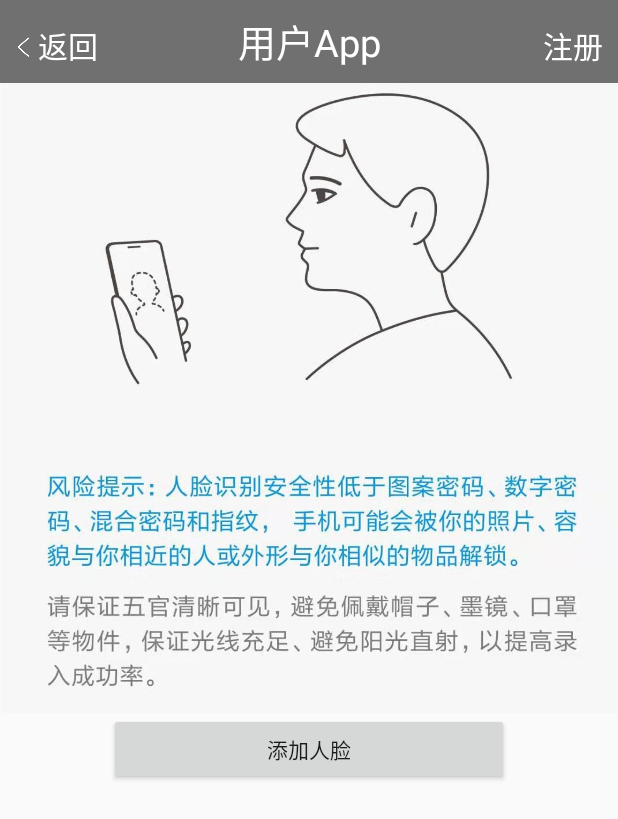
After one commit to Rxzero1412/AndroidApp, an Android app: the Activityaddface screen opened directly, with no data from a screen before it, on a phone screen of 412 x 824 dp. The commit adds this screen. Shown: the top 819 px of the screen. Run offline under Robolectric (Android 15) with nearby library versions, the phone set to English and light mode, and no system bars; our stand-ins replace CircleImageView.

Commit message:
20190227

```diff
--- a/AndroidRFID/src/main/java/com/arcsoft/sdk_demo/activity/fragment/Fyonghu.java
+++ b/AndroidRFID/src/main/java/com/arcsoft/sdk_demo/activity/fragment/Fyonghu.java
@@ -1,5 +1,6 @@
 package com.arcsoft.sdk_demo.activity.fragment;
 
+import android.app.Activity;
 import android.app.AlertDialog;
 import android.content.ContentValues;
 import android.content.DialogInterface;
@@ -16,6 +17,7 @@ import android.widget.RelativeLayout;
 import android.widget.TextView;
 
 import com.arcsoft.sdk_demo.R;
+import com.arcsoft.sdk_demo.activity.Activityaddface;
 import com.arcsoft.sdk_demo.activity.Application;
 import com.arcsoft.sdk_demo.activity.DetecterActivity;
 import com.arcsoft.sdk_demo.activity.homeActivity;
@@ -29,7 +31,8 @@ public class Fyonghu extends Fragment {
         fragment_voicechat.findViewById(R.id.btn_addface).setOnClickListener(new View.OnClickListener() {
             @Override
             public void onClick(View v) {
-
+                Intent Intent = new Intent(getActivity(), Activityaddface.class);
+                startActivityForResult(Intent,Activity.RESULT_FIRST_USER);
             }
         });
         return  fragment_voicechat;
--- a/AndroidRFID/src/main/java/com/arcsoft/sdk_demo/set/setdata.java
+++ b/AndroidRFID/src/main/java/com/arcsoft/sdk_demo/set/setdata.java
@@ -8,6 +8,8 @@ public class setdata {
     static public String ip="192.168.31.126";
     static public String Url="http://IP:8080/servercloud/";
     static public String Urls;
+    static public String username;
+    static public String userid;
     public setdata(){
         Urls=new String();
         Urls=Url.replace("IP",ip);
--- /dev/null
+++ b/AndroidRFID/src/main/res/layout/activity_addface.xml
@@ -0,0 +1,26 @@
+<?xml version="1.0" encoding="utf-8"?>
+<LinearLayout xmlns:android="http://schemas.android.com/apk/res/android"
+    android:orientation="vertical" android:layout_width="match_parent"
+    android:layout_height="match_parent">
+    <include layout="@layout/titlebar" />
+
+    <ImageView
+        android:layout_width="match_parent"
+        android:layout_height="420dp"
+        android:src="@drawable/addface" />
+    <LinearLayout
+        android:layout_width="match_parent"
+        android:layout_height="match_parent"
+        android:orientation="vertical">
+
+
+        <Button
+            android:id="@+id/btn_user_addface"
+            android:layout_width="400px"
+            android:layout_height="wrap_content"
+            android:layout_gravity="center"
+            android:text="添加人脸" />
+
+    </LinearLayout>
+
+</LinearLayout>
--- a/AndroidRFID/src/main/res/layout/dialog_register.xml
+++ b/AndroidRFID/src/main/res/layout/dialog_register.xml
@@ -18,5 +18,5 @@
         android:layout_alignRight="@+id/extimageview"
         android:layout_below="@+id/extimageview"
         android:layout_marginTop="16dp"
-        android:hint="输入名字"/>
+        android:hint=""/>
 </RelativeLayout>
```
Also changed, not shown: AndroidRFID/src/main/AndroidManifest.xml (+4 -4 lines), AndroidRFID/src/main/java/com/arcsoft/sdk_demo/activity/Activityaddface.java (added, +235 -0 lines), AndroidRFID/src/main/java/com/arcsoft/sdk_demo/activity/RegisterActivity.java (+8 -10 lines), AndroidRFID/src/main/res/drawable/addface.jpg (added).
